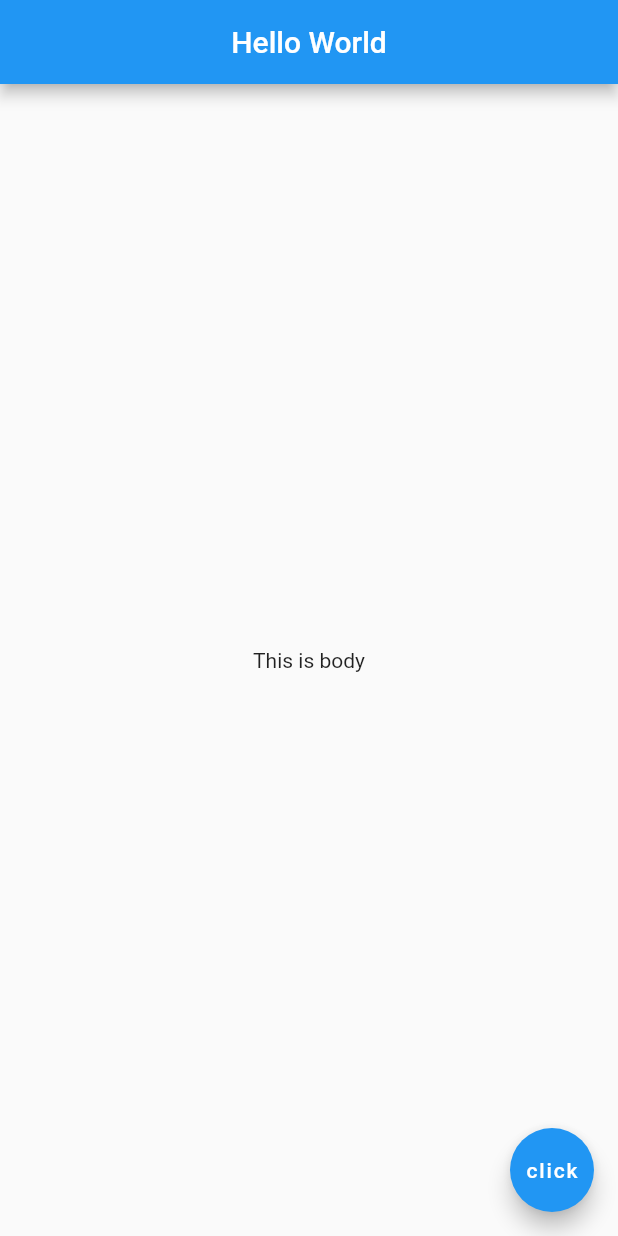
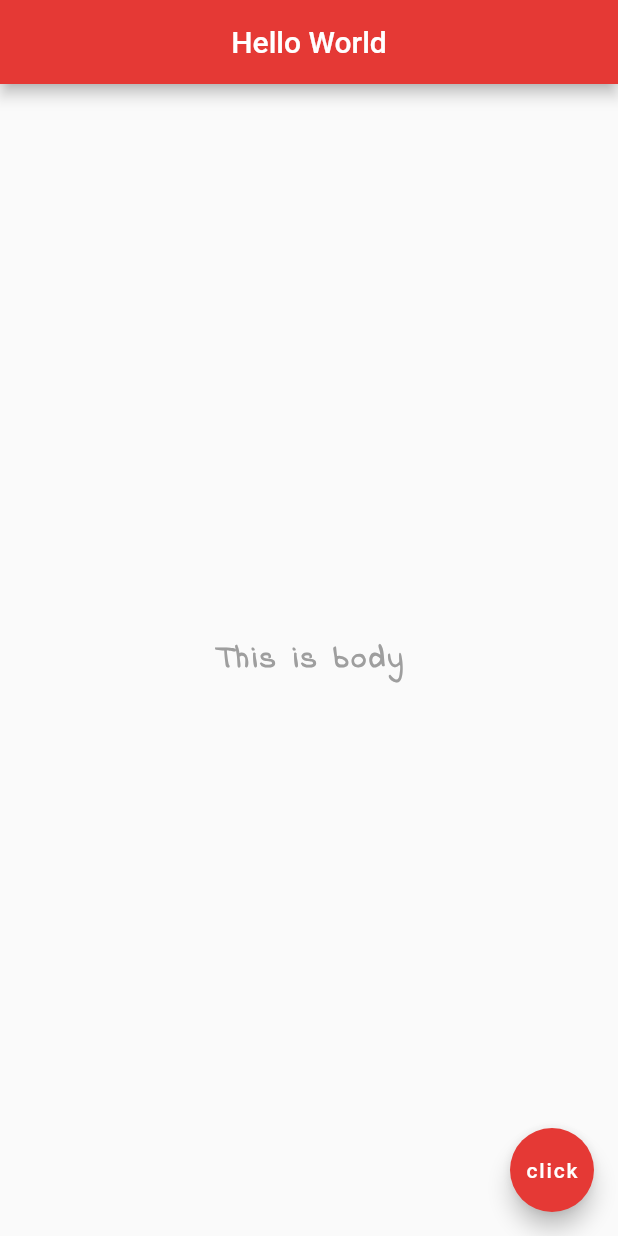
Before and after one commit to Freeyayo/flutterlab, a Flutter app: the screen it shows after launch, after a tap on "click", on a phone screen of 412 x 824 dp. Run offline on Flutter 3.47's test engine with Material 2 defaults, Android fonts, the phone set to English and light mode, and no system bars.

Commit message:
styling & import fonts

```diff
--- a/lib/main.dart
+++ b/lib/main.dart
@@ -6,12 +6,23 @@ void main() {
       appBar: AppBar(
         title: const Text("Hello World"),
         centerTitle: true,
+        backgroundColor: Colors.red[600],
       ),
       body: const Center(
-        child: Text('This is body'),
+        child: Text(
+          'This is body',
+          style: TextStyle(
+            fontSize: 20,
+            fontWeight: FontWeight.bold,
+            fontFamily: 'IndieFlower',
+            letterSpacing: 2.0,
+            color: Colors.grey,
+          ),
+        ),
       ),
       floatingActionButton: FloatingActionButton(
-        onPressed: () => {},
+        onPressed: () {},
+        backgroundColor: Colors.red[600],
         child: const Text('click'),
       ),
     ),
```
Also changed, not shown: pubspec.yaml (+4 -12 lines), fonts/IndieFlower-Regular.ttf (added), 1 other file.
